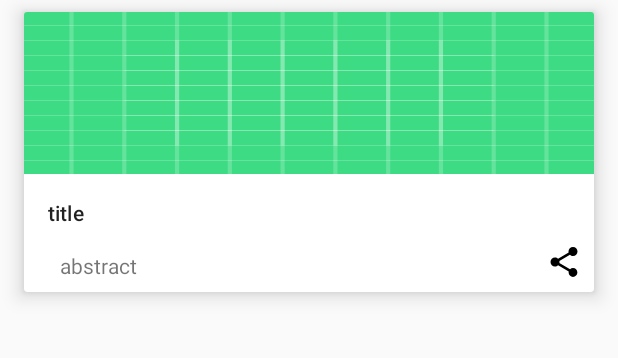
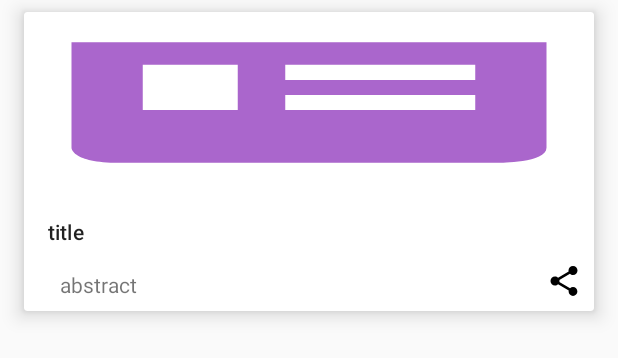
Before and after one commit to Doneittrue/NewsApp-NYT-, an Android app: the layout story_list_item.xml on its own in the app's theme, with its tools: preview values and no code run, on a phone screen of 412 x 824 dp. Shown: the top 358 px of the screen. Run offline under Robolectric (Android 15) with nearby library versions, the phone set to English and light mode, and no system bars.

Commit message:
added photos to top stories

```diff
--- a/app/src/main/java/com/andrew/newsapp/presentation/Engine.kt
+++ b/app/src/main/java/com/andrew/newsapp/presentation/Engine.kt
@@ -3,7 +3,15 @@ package com.andrew.newsapp.presentation
 import android.app.Activity
 import android.content.Context
 import android.net.ConnectivityManager
+import android.widget.ImageView
+import androidx.databinding.BindingAdapter
+import com.andrew.newsapp.R
+import com.bumptech.glide.Glide
 
 fun Activity.checkConnectivity(): Boolean =
-(getSystemService(Context.CONNECTIVITY_SERVICE) as ConnectivityManager)
-.run { activeNetworkInfo != null && activeNetworkInfo.isConnected }
+    (getSystemService(Context.CONNECTIVITY_SERVICE) as ConnectivityManager)
+        .run { activeNetworkInfo != null && activeNetworkInfo.isConnected }
+
+@BindingAdapter("loadImageFromServer")
+fun ImageView.loadImageFromServer(url: String?) = url
+    .let { Glide.with(context).load(it).placeholder(R.drawable.place_holder).into(this) }
--- /dev/null
+++ b/app/src/main/res/drawable/place_holder.xml
@@ -0,0 +1,8 @@
+<?xml version="1.0" encoding="utf-8"?>
+<vector xmlns:android="http://schemas.android.com/apk/res/android"
+    android:height="24dp"
+    android:width="24dp"
+    android:viewportWidth="24"
+    android:viewportHeight="24">
+    <path android:fillColor="@android:color/holo_purple" android:pathData="M2 4V18C2 18 2 20 4 20H20C20 20 22 20 22 18V4H2M9 13H5V7H9V13M19 13H11V11H19V13M19 9H11V7H19V9Z" />
+</vector>
--- a/app/src/main/res/layout/story_list_item.xml
+++ b/app/src/main/res/layout/story_list_item.xml
@@ -25,14 +25,16 @@
 
             <ImageView
                 android:id="@+id/story_photo_imageView"
+                loadImageFromServer="@{story.thumbUrl}"
                 android:layout_width="0dp"
-                android:layout_height="wrap_content"
+                android:layout_height="0dp"
                 android:contentDescription="@string/story_photo"
                 android:scaleType="fitXY"
+                app:layout_constraintBottom_toTopOf="@+id/guideline"
                 app:layout_constraintEnd_toEndOf="parent"
                 app:layout_constraintStart_toStartOf="parent"
                 app:layout_constraintTop_toTopOf="parent"
-                app:srcCompat="@drawable/ic_launcher_background" />
+                app:srcCompat="@drawable/place_holder" />
 
             <ImageView
                 android:id="@+id/favourite_imageView"
@@ -45,6 +47,13 @@
                 app:layout_constraintEnd_toEndOf="parent"
                 app:layout_constraintTop_toTopOf="parent" />
 
+            <androidx.constraintlayout.widget.Guideline
+                android:id="@+id/guideline"
+                android:layout_width="wrap_content"
+                android:layout_height="wrap_content"
+                android:orientation="horizontal"
+                app:layout_constraintGuide_begin="121dp" />
+
             <TextView
                 android:id="@+id/story_title_textView"
                 android:layout_width="0dp"
@@ -56,7 +65,7 @@
                 android:textAppearance="@style/TextAppearance.MaterialComponents.Subtitle2"
                 app:layout_constraintEnd_toEndOf="parent"
                 app:layout_constraintStart_toStartOf="parent"
-                app:layout_constraintTop_toBottomOf="@+id/story_photo_imageView"
+                app:layout_constraintTop_toTopOf="@+id/guideline"
                 tools:text="title" />
 
             <TextView
@@ -80,10 +89,11 @@
                 android:layout_height="wrap_content"
                 android:layout_marginEnd="8dp"
                 android:layout_marginBottom="8dp"
+                android:contentDescription="@string/share"
                 app:layout_constraintBottom_toBottomOf="parent"
                 app:layout_constraintEnd_toEndOf="parent"
-                app:srcCompat="@drawable/ic_share_black_24dp"
-                android:contentDescription="@string/share" />
+                app:srcCompat="@drawable/ic_share_black_24dp" />
+
         </androidx.constraintlayout.widget.ConstraintLayout>
     </androidx.cardview.widget.CardView>
 </layout>
```
